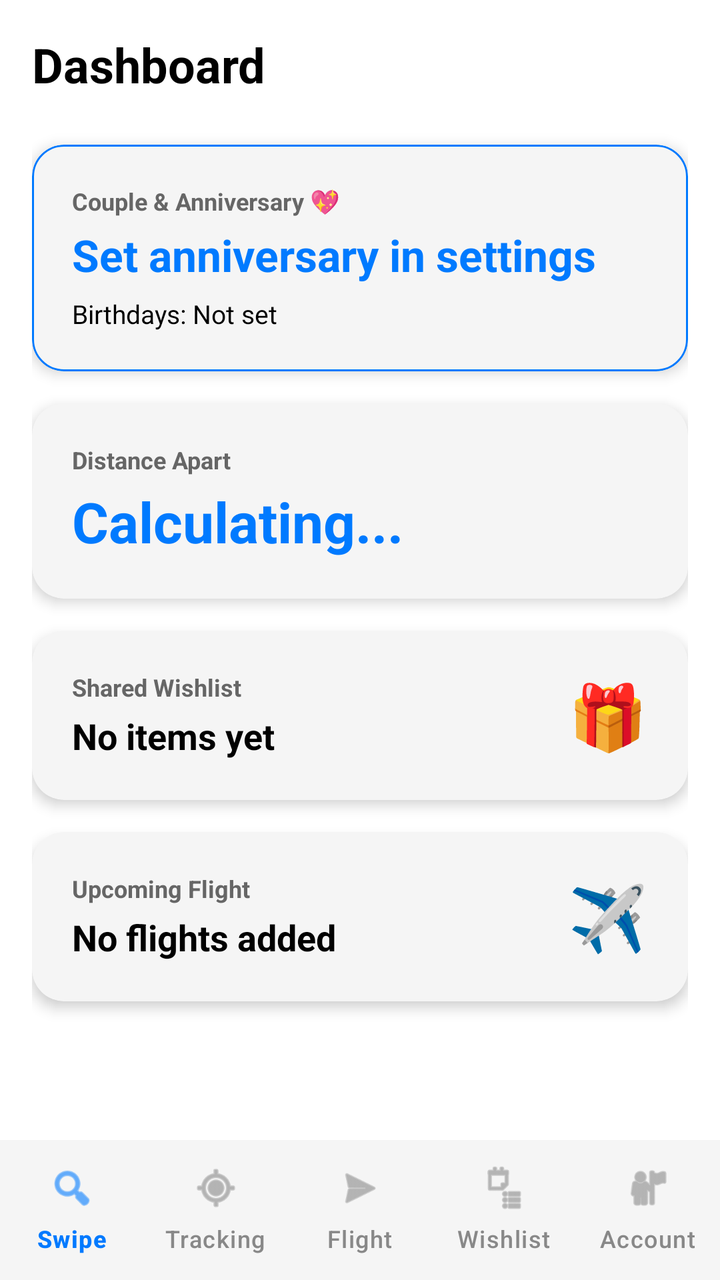
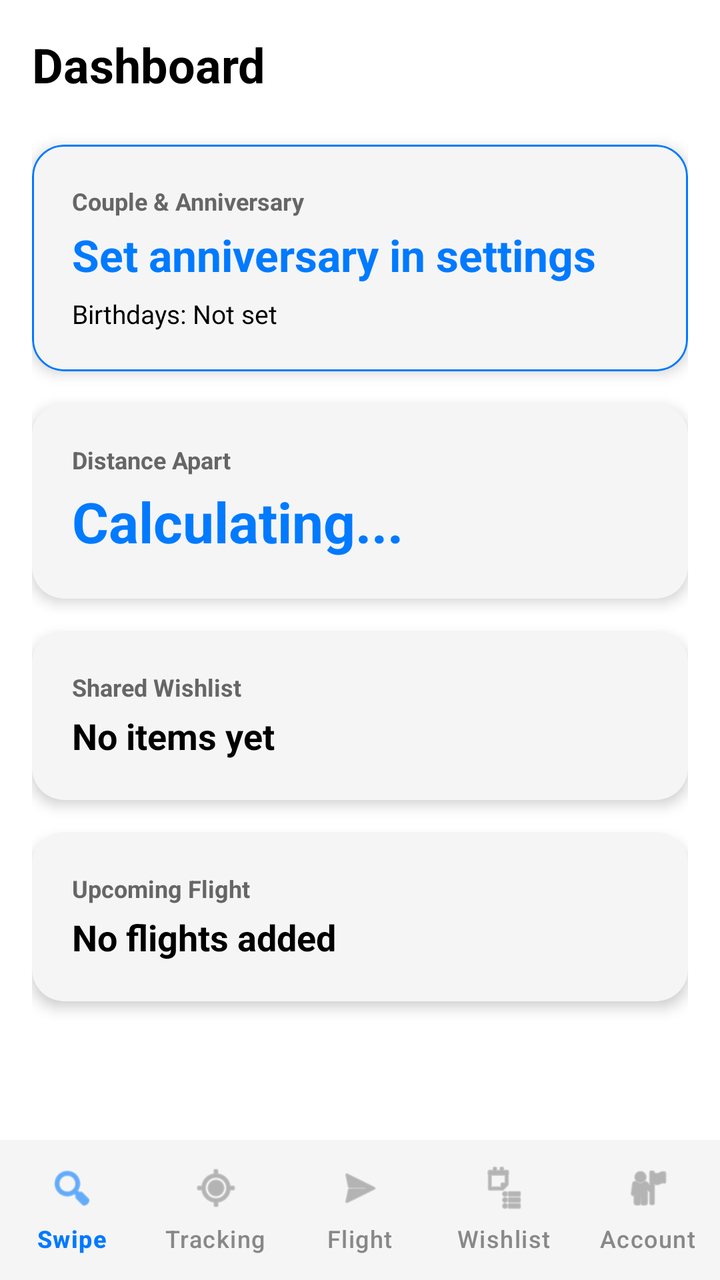

The first picture is an Android layout as it rendered before a commit; the second is the same layout after the commit. The layout source and the unified diff follow.
<!-- AndroidManifest.xml: application theme Theme.ProjectCecily -->
<!-- res/layout/activity_main.xml -->
<?xml version="1.0" encoding="utf-8"?>
<androidx.constraintlayout.widget.ConstraintLayout xmlns:android="http://schemas.android.com/apk/res/android"
    xmlns:app="http://schemas.android.com/apk/res-auto"
    android:layout_width="match_parent"
    android:layout_height="match_parent"
    android:background="@color/app_background"
    android:fitsSystemWindows="true">

    
    <ScrollView
        android:id="@+id/dashboard_scroll"
        android:layout_width="0dp"
        android:layout_height="0dp"
        android:padding="16dp"
        app:layout_constraintBottom_toTopOf="@id/bottom_navigation"
        app:layout_constraintEnd_toEndOf="parent"
        app:layout_constraintStart_toStartOf="parent"
        app:layout_constraintTop_toTopOf="parent">

        <LinearLayout
            android:layout_width="match_parent"
            android:layout_height="wrap_content"
            android:orientation="vertical">

            <TextView
                android:id="@+id/tvDashboardTitle"
                android:layout_width="wrap_content"
                android:layout_height="wrap_content"
                android:layout_marginBottom="24dp"
                android:text="Dashboard"
                android:textColor="@color/text_primary"
                android:textSize="24sp"
                android:textStyle="bold" />

            
            <com.google.android.material.card.MaterialCardView
                android:id="@+id/cardRelationshipSummary"
                android:layout_width="match_parent"
                android:layout_height="wrap_content"
                android:layout_marginBottom="16dp"
                android:clickable="false"
                android:focusable="false"
                app:cardBackgroundColor="@color/card_background"
                app:cardCornerRadius="16dp"
                app:cardElevation="4dp"
                app:strokeColor="@color/nav_selected"
                app:strokeWidth="1dp">

                <LinearLayout
                    android:layout_width="match_parent"
                    android:layout_height="wrap_content"
                    android:orientation="vertical"
                    android:padding="20dp">

                    <TextView
                        android:layout_width="wrap_content"
                        android:layout_height="wrap_content"
                        android:text="Couple &amp; Anniversary 💖"
                        android:textColor="@color/text_secondary"
                        android:textSize="12sp"
                        android:textStyle="bold" />

                    <TextView
                        android:id="@+id/tvTogetherDays"
                        android:layout_width="wrap_content"
                        android:layout_height="wrap_content"
                        android:layout_marginTop="4dp"
                        android:text="Set anniversary in settings"
                        android:textColor="@color/nav_selected"
                        android:textSize="22sp"
                        android:textStyle="bold" />

                    <TextView
                        android:id="@+id/tvBirthdaysSummary"
                        android:layout_width="wrap_content"
                        android:layout_height="wrap_content"
                        android:layout_marginTop="6dp"
                        android:text="Birthdays: Not set"
                        android:textColor="@color/text_primary"
                        android:textSize="13sp" />
                </LinearLayout>
            </com.google.android.material.card.MaterialCardView>

            
            <com.google.android.material.card.MaterialCardView
                android:id="@+id/cardProximity"
                android:layout_width="match_parent"
                android:layout_height="wrap_content"
                android:layout_marginBottom="16dp"
                app:cardBackgroundColor="@color/card_background"
                app:cardCornerRadius="16dp"
                app:cardElevation="4dp"
                app:strokeWidth="0dp">

                <LinearLayout
                    android:layout_width="match_parent"
                    android:layout_height="wrap_content"
                    android:orientation="vertical"
                    android:padding="20dp">

                    <TextView
                        android:layout_width="wrap_content"
                        android:layout_height="wrap_content"
                        android:text="Distance Apart"
                        android:textColor="@color/text_secondary"
                        android:textSize="12sp"
                        android:textStyle="bold" />

                    <TextView
                        android:id="@+id/tvLiveDistance"
                        android:layout_width="wrap_content"
                        android:layout_height="wrap_content"
                        android:layout_marginTop="4dp"
                        android:text="Calculating..."
                        android:textColor="@color/nav_selected"
                        android:textSize="28sp"
                        android:textStyle="bold" />
                </LinearLayout>
            </com.google.android.material.card.MaterialCardView>

            
            <com.google.android.material.card.MaterialCardView
                android:id="@+id/cardWishlist"
                android:layout_width="match_parent"
                android:layout_height="wrap_content"
                android:layout_marginBottom="16dp"
                app:cardBackgroundColor="@color/card_background"
                app:cardCornerRadius="16dp"
                app:cardElevation="4dp"
                app:strokeWidth="0dp">

                <LinearLayout
                    android:layout_width="match_parent"
                    android:layout_height="wrap_content"
                    android:orientation="horizontal"
                    android:padding="20dp">

                    <LinearLayout
                        android:layout_width="0dp"
                        android:layout_height="wrap_content"
                        android:layout_weight="1"
                        android:orientation="vertical">

                        <TextView
                            android:layout_width="wrap_content"
                            android:layout_height="wrap_content"
                            android:text="Shared Wishlist"
                            android:textColor="@color/text_secondary"
                            android:textSize="12sp"
                            android:textStyle="bold" />

                        <TextView
                            android:id="@+id/tvWishlistSummary"
                            android:layout_width="wrap_content"
                            android:layout_height="wrap_content"
                            android:layout_marginTop="4dp"
                            android:text="No items yet"
                            android:textColor="@color/text_primary"
                            android:textSize="18sp"
                            android:textStyle="bold" />
                    </LinearLayout>

                    <TextView
                        android:layout_width="wrap_content"
                        android:layout_height="wrap_content"
                        android:layout_gravity="center"
                        android:text="🎁"
                        android:textSize="32sp" />
                </LinearLayout>
            </com.google.android.material.card.MaterialCardView>

            
            <com.google.android.material.card.MaterialCardView
                android:id="@+id/cardFlight"
                android:layout_width="match_parent"
                android:layout_height="wrap_content"
                android:layout_marginBottom="16dp"
                app:cardBackgroundColor="@color/card_background"
                app:cardCornerRadius="16dp"
                app:cardElevation="4dp"
                app:strokeWidth="0dp">

                <LinearLayout
                    android:layout_width="match_parent"
                    android:layout_height="wrap_content"
                    android:orientation="horizontal"
                    android:padding="20dp">

                    <LinearLayout
                        android:layout_width="0dp"
                        android:layout_height="wrap_content"
                        android:layout_weight="1"
                        android:orientation="vertical">

                        <TextView
                            android:layout_width="wrap_content"
                            android:layout_height="wrap_content"
                            android:text="Upcoming Flight"
                            android:textColor="@color/text_secondary"
                            android:textSize="12sp"
                            android:textStyle="bold" />

                        <TextView
                            android:id="@+id/tvFlightSummary"
                            android:layout_width="wrap_content"
                            android:layout_height="wrap_content"
                            android:layout_marginTop="4dp"
                            android:text="No flights added"
                            android:textColor="@color/text_primary"
                            android:textSize="18sp"
                            android:textStyle="bold" />
                    </LinearLayout>

                    <TextView
                        android:layout_width="wrap_content"
                        android:layout_height="wrap_content"
                        android:layout_gravity="center"
                        android:text="✈️"
                        android:textSize="32sp" />
                </LinearLayout>
            </com.google.android.material.card.MaterialCardView>

        </LinearLayout>
    </ScrollView>

    
    <com.google.android.material.bottomnavigation.BottomNavigationView
        android:id="@+id/bottom_navigation"
        android:layout_width="match_parent"
        android:layout_height="70dp"
        android:background="@color/card_background"
        app:itemIconTint="@color/nav_item_color"
        app:itemTextColor="@color/nav_item_color"
        app:labelVisibilityMode="labeled"
        app:layout_constraintBottom_toBottomOf="parent"
        app:menu="@menu/bottom_nav_menu" />

</androidx.constraintlayout.widget.ConstraintLayout>
<!-- resources referenced by this layout -->
<resources>
  <color name="app_background">#FFFFFF</color>
  <color name="card_background">#F5F5F5</color>
  <color name="nav_selected">#007AFF</color>
  <color name="text_primary">#000000</color>
  <color name="text_secondary">#666666</color>
  <style name="Theme.ProjectCecily" parent="Base.Theme.ProjectCecily" />
  <style name="Base.Theme.ProjectCecily" parent="Theme.Material3.DayNight">
          
          <item name="colorPrimary">@color/nav_selected</item>
          <item name="windowActionBar">true</item>
          <item name="windowNoTitle">false</item>
  
          
          <item name="colorOnSecondaryContainer">@color/nav_selected</item>
      </style>
</resources>

<!-- the commit's change to res/layout/activity_main.xml (unified diff, before → after) -->
@@ -55,7 +55,7 @@
                     <TextView
                         android:layout_width="wrap_content"
                         android:layout_height="wrap_content"
-                        android:text="Couple &amp; Anniversary 💖"
+                        android:text="Couple &amp; Anniversary"
                         android:textColor="@color/text_secondary"
                         android:textSize="12sp"
                         android:textStyle="bold" />
@@ -164,7 +164,7 @@
                         android:layout_width="wrap_content"
                         android:layout_height="wrap_content"
                         android:layout_gravity="center"
-                        android:text="🎁"
+                        android:text=""
                         android:textSize="32sp" />
                 </LinearLayout>
             </com.google.android.material.card.MaterialCardView>
@@ -215,7 +215,7 @@
                         android:layout_width="wrap_content"
                         android:layout_height="wrap_content"
                         android:layout_gravity="center"
-                        android:text="✈️"
+                        android:text=""
                         android:textSize="32sp" />
                 </LinearLayout>
             </com.google.android.material.card.MaterialCardView>
